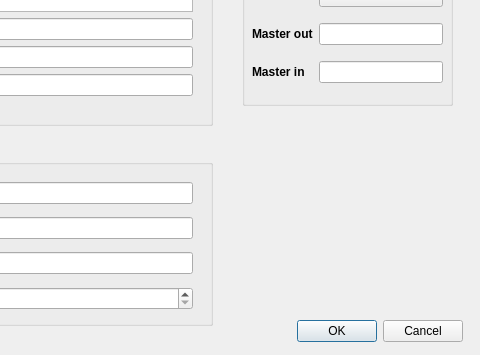
Qt form src/view/ConfigurationWindow.ui (jmabuin/CPM) before a commit; both pictures show x 358 to 838 and y 285 to 640 of the 838 by 640 pixel window.
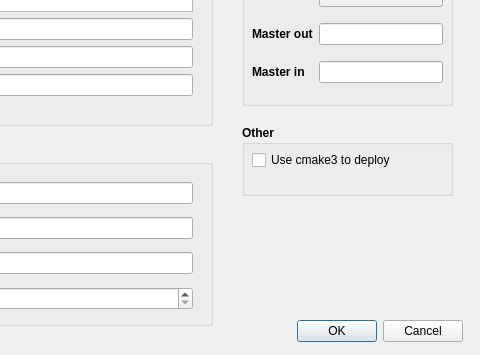
The same form after that commit.

Commit message: Added option to use cmake3 instead of cmake in deployment

The edit to the form file:
```diff
--- a/src/view/ConfigurationWindow.ui
+++ b/src/view/ConfigurationWindow.ui
@@ -441,6 +441,50 @@
     </layout>
    </widget>
   </widget>
+  <widget class="QGroupBox" name="groupBox_Other">
+   <property name="geometry">
+    <rect>
+     <x>600</x>
+     <y>410</y>
+     <width>211</width>
+     <height>71</height>
+    </rect>
+   </property>
+   <property name="font">
+    <font>
+     <weight>75</weight>
+     <bold>true</bold>
+    </font>
+   </property>
+   <property name="title">
+    <string>Other</string>
+   </property>
+   <widget class="QWidget" name="gridLayoutWidget_4">
+    <property name="geometry">
+     <rect>
+      <x>10</x>
+      <y>20</y>
+      <width>177</width>
+      <height>31</height>
+     </rect>
+    </property>
+    <layout class="QGridLayout" name="gridLayout_5">
+     <item row="0" column="0">
+      <widget class="QCheckBox" name="checkBox_cmake3">
+       <property name="font">
+        <font>
+         <weight>50</weight>
+         <bold>false</bold>
+        </font>
+       </property>
+       <property name="text">
+        <string>Use cmake3 to deploy</string>
+       </property>
+      </widget>
+     </item>
+    </layout>
+   </widget>
+  </widget>
  </widget>
  <tabstops>
   <tabstop>plainTextEdit_ClusterNodeList</tabstop>
```
The commit also changes 5 other files.
